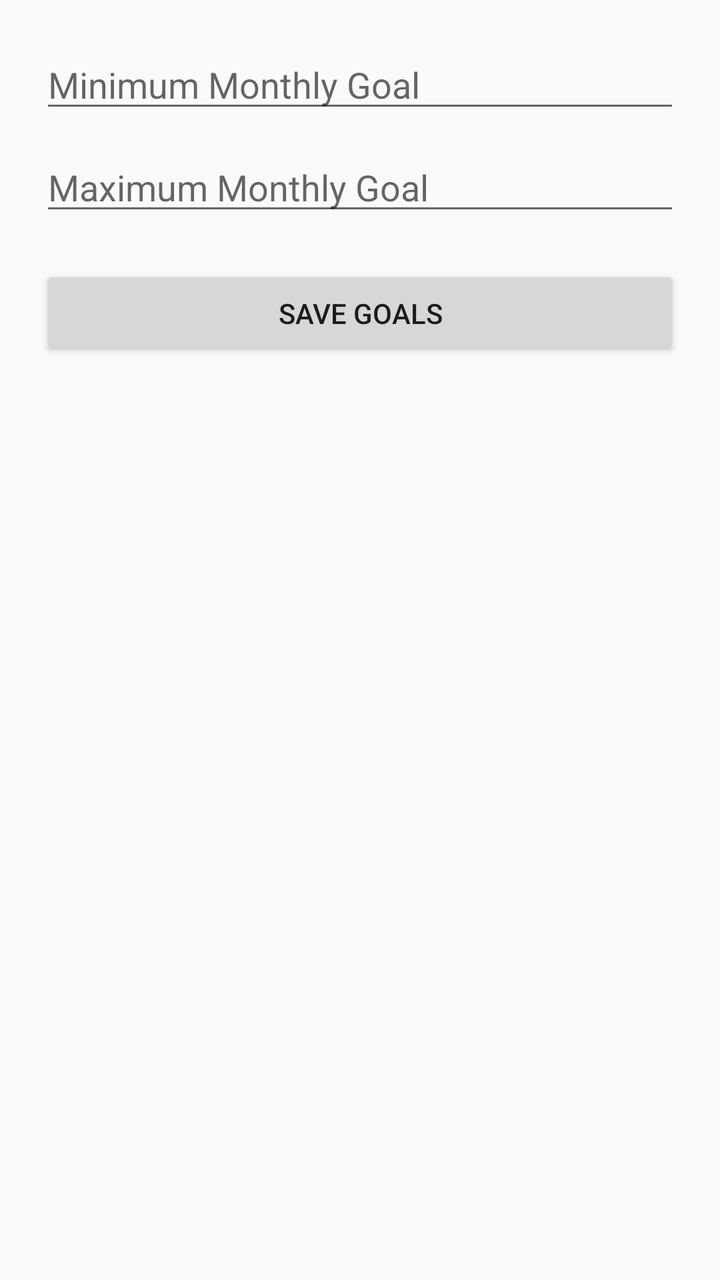
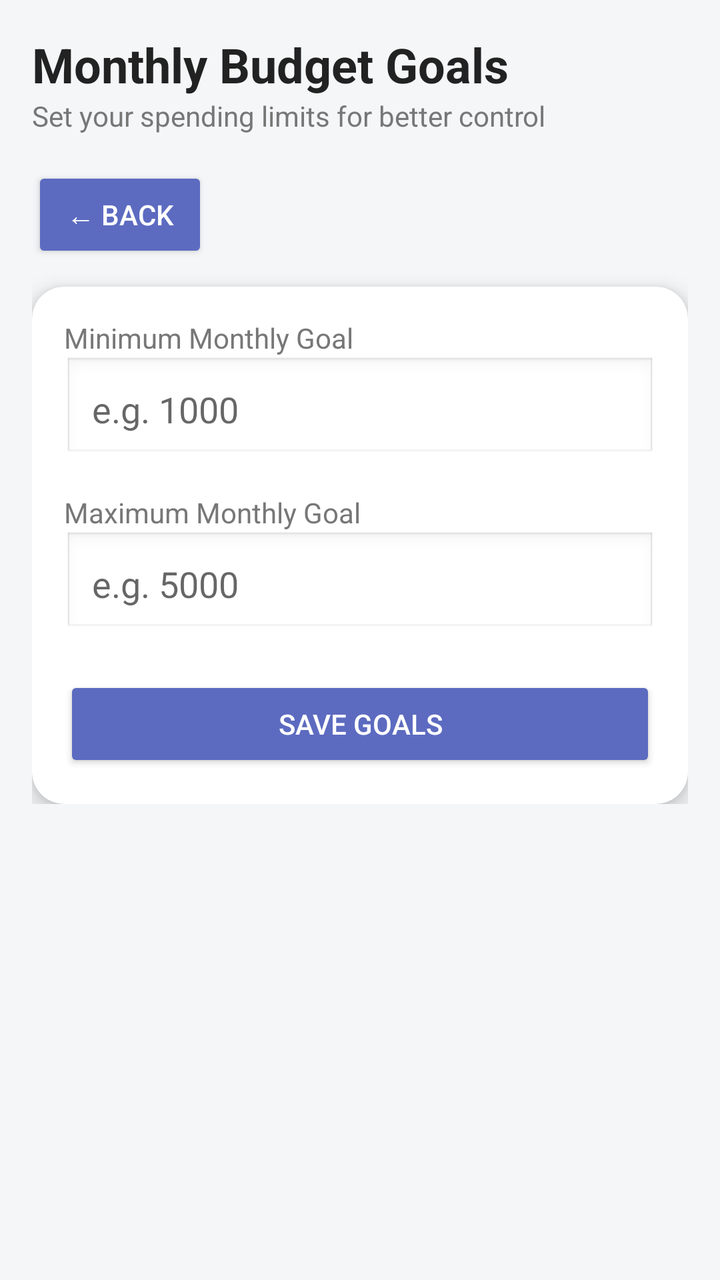

The first picture is an Android layout as it rendered before a commit; the second is the same layout after the commit. The layout source and the unified diff follow.
<!-- AndroidManifest.xml: application theme Theme.BudgetTrackerApp -->
<!-- res/layout/activity_goal.xml -->
<LinearLayout xmlns:android="http://schemas.android.com/apk/res/android"
    android:orientation="vertical"
    android:padding="20dp"
    android:layout_width="match_parent"
    android:layout_height="match_parent">

    <EditText
        android:id="@+id/minInput"
        android:hint="Minimum Monthly Goal"
        android:inputType="numberDecimal"
        android:layout_width="match_parent"
        android:layout_height="wrap_content"/>

    <EditText
        android:id="@+id/maxInput"
        android:hint="Maximum Monthly Goal"
        android:inputType="numberDecimal"
        android:layout_width="match_parent"
        android:layout_height="wrap_content"
        android:layout_marginTop="10dp"/>

    <Button
        android:id="@+id/saveGoalBtn"
        android:text="Save Goals"
        android:layout_width="match_parent"
        android:layout_height="wrap_content"
        android:layout_marginTop="20dp"/>

</LinearLayout>
<!-- resources referenced by this layout -->
<resources>
  <style name="Theme.BudgetTrackerApp" parent="Theme.AppCompat.Light.DarkActionBar" />
</resources>

<!-- the commit's change to res/layout/activity_goal.xml (unified diff, before → after) -->
@@ -1,29 +1,100 @@
-<LinearLayout xmlns:android="http://schemas.android.com/apk/res/android"
-    android:orientation="vertical"
-    android:padding="20dp"
+<ScrollView xmlns:android="http://schemas.android.com/apk/res/android"
+    xmlns:app="http://schemas.android.com/apk/res-auto"
     android:layout_width="match_parent"
-    android:layout_height="match_parent">
+    android:layout_height="match_parent"
+    android:background="#F4F6F8">
 
-    <EditText
-        android:id="@+id/minInput"
-        android:hint="Minimum Monthly Goal"
-        android:inputType="numberDecimal"
-        android:layout_width="match_parent"
-        android:layout_height="wrap_content"/>
-
-    <EditText
-        android:id="@+id/maxInput"
-        android:hint="Maximum Monthly Goal"
-        android:inputType="numberDecimal"
+    <LinearLayout
         android:layout_width="match_parent"
         android:layout_height="wrap_content"
-        android:layout_marginTop="10dp"/>
+        android:orientation="vertical"
+        android:padding="16dp">
 
-    <Button
-        android:id="@+id/saveGoalBtn"
-        android:text="Save Goals"
-        android:layout_width="match_parent"
-        android:layout_height="wrap_content"
-        android:layout_marginTop="20dp"/>
+        
+        <TextView
+            android:layout_width="wrap_content"
+            android:layout_height="wrap_content"
+            android:text="Monthly Budget Goals"
+            android:textSize="24sp"
+            android:textStyle="bold"
+            android:textColor="#222"/>
 
-</LinearLayout>
+        <TextView
+            android:layout_width="wrap_content"
+            android:layout_height="wrap_content"
+            android:text="Set your spending limits for better control"
+            android:textSize="14sp"
+            android:textColor="#777"
+            android:layout_marginBottom="16dp"/>
+        <Button
+            android:id="@+id/backBtn"
+            android:layout_width="wrap_content"
+            android:layout_height="wrap_content"
+            android:text="← Back"
+            android:backgroundTint="#5C6BC0"
+            android:textColor="#FFFFFF"
+            android:layout_marginBottom="12dp"/>
+        
+        <androidx.cardview.widget.CardView
+            android:layout_width="match_parent"
+            android:layout_height="wrap_content"
+            app:cardCornerRadius="16dp"
+            app:cardElevation="6dp">
+
+            <LinearLayout
+                android:layout_width="match_parent"
+                android:layout_height="wrap_content"
+                android:orientation="vertical"
+                android:padding="16dp">
+
+                
+                <TextView
+                    android:layout_width="wrap_content"
+                    android:layout_height="wrap_content"
+                    android:text="Minimum Monthly Goal"
+                    android:textSize="14sp"
+                    android:textColor="#777"/>
+
+                <EditText
+                    android:id="@+id/minInput"
+                    android:layout_width="match_parent"
+                    android:layout_height="wrap_content"
+                    android:hint="e.g. 1000"
+                    android:inputType="numberDecimal"
+                    android:padding="14dp"
+                    android:background="@android:drawable/edit_text"
+                    android:layout_marginBottom="16dp"/>
+
+                
+                <TextView
+                    android:layout_width="wrap_content"
+                    android:layout_height="wrap_content"
+                    android:text="Maximum Monthly Goal"
+                    android:textSize="14sp"
+                    android:textColor="#777"/>
+
+                <EditText
+                    android:id="@+id/maxInput"
+                    android:layout_width="match_parent"
+                    android:layout_height="wrap_content"
+                    android:hint="e.g. 5000"
+                    android:inputType="numberDecimal"
+                    android:padding="14dp"
+                    android:background="@android:drawable/edit_text"
+                    android:layout_marginBottom="20dp"/>
+
+                
+                <Button
+                    android:id="@+id/saveGoalBtn"
+                    android:layout_width="match_parent"
+                    android:layout_height="wrap_content"
+                    android:text="Save Goals"
+                    android:textColor="#FFFFFF"
+                    android:backgroundTint="#5C6BC0"/>
+
+            </LinearLayout>
+
+        </androidx.cardview.widget.CardView>
+
+    </LinearLayout>
+</ScrollView>
